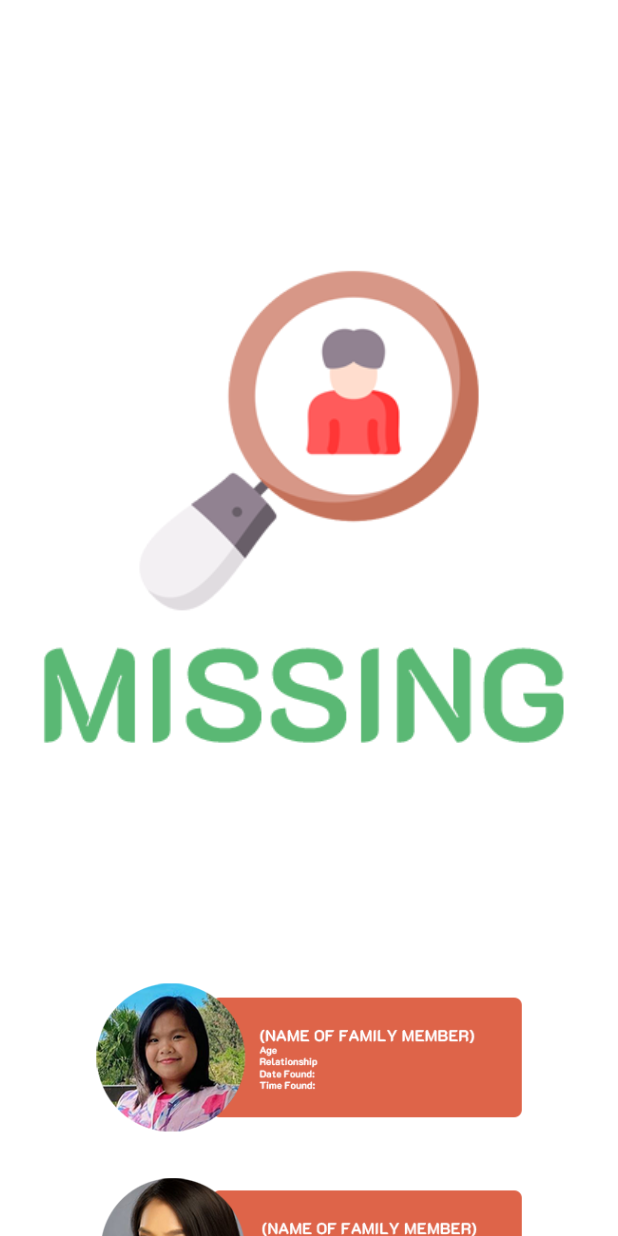
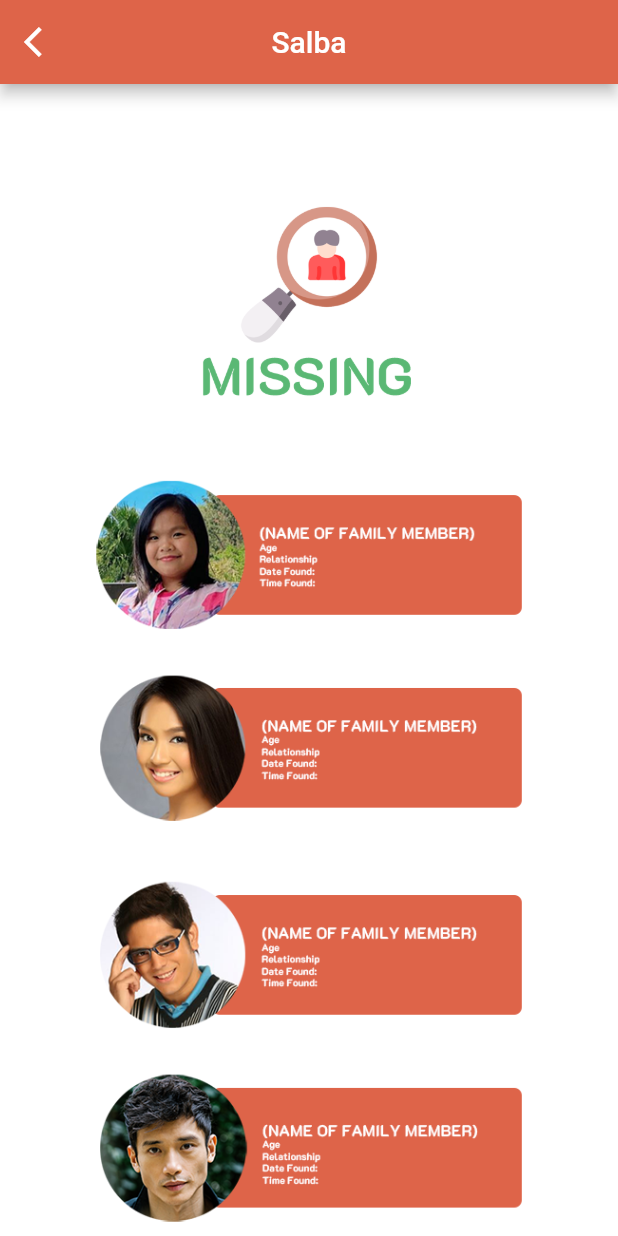
Before and after one commit to 0xRemy/Sentinels, a Flutter app: the foundperson screen opened directly, on a phone screen of 412 x 824 dp. Run offline on Flutter 3.47's test engine with Material 2 defaults, Android fonts, the light colour scheme and no system bars.

Commit message:
Configure found.dart

```diff
--- a/lib/found.dart
+++ b/lib/found.dart
@@ -8,23 +8,41 @@ class foundperson extends StatelessWidget {
     final urlImage1 = 'image/missingtext.png';
     final urlImage2 = 'image/foundpersons.png';
 
-    return new Container(
+    return Scaffold(
+      appBar: AppBar(
+        backgroundColor: Color(0xFFDE6449),
+        leading: IconButton(
+            icon: Icon(Icons.arrow_back_ios, color: Colors.white),
+            onPressed: () => print('hello')),
+        centerTitle: true,
+        title: Text(
+          'Salba',
+          //style: TextStyle(fontFamily: 'Masque'),
+          textAlign: TextAlign.center,
+        ),
+      ),
+      body: Container(
         decoration: new BoxDecoration(color: Colors.white),
         child: ListView(
             physics: BouncingScrollPhysics(),
             padding: EdgeInsets.all(16),
             children: <Widget>[
-              Image.asset(
-                urlImage1,
-                height: 500,
-                fit: BoxFit.cover,
+              Container(
+                child: Image.asset(
+                  urlImage1,
+                  height: 200,
+                  width: 200,
+                ),
               ),
-              const SizedBox(height: 16),
-              Image.asset(
-                urlImage2,
-                width: 240,
-                height: 750,
+              Container(
+                child: Image.asset(
+                  urlImage2,
+                  width: 240,
+                  height: 600,
+                ),
               ),
-            ]));
+            ]),
+      ),
+    );
   }
 }
--- a/lib/main.dart
+++ b/lib/main.dart
@@ -1,6 +1,7 @@
 import 'package:flutter/material.dart';
 import 'package:project/landing.dart';
 import 'package:project/wolkie_tolkie.dart';
+import 'package:project/found.dart';
 
 void main() {
   runApp(MyApp());
@@ -10,7 +11,7 @@ class MyApp extends StatelessWidget {
   @override
   Widget build(BuildContext context) {
     return MaterialApp(
-      home: landing(),
+      home: foundperson(),
     );
   }
 }
```
